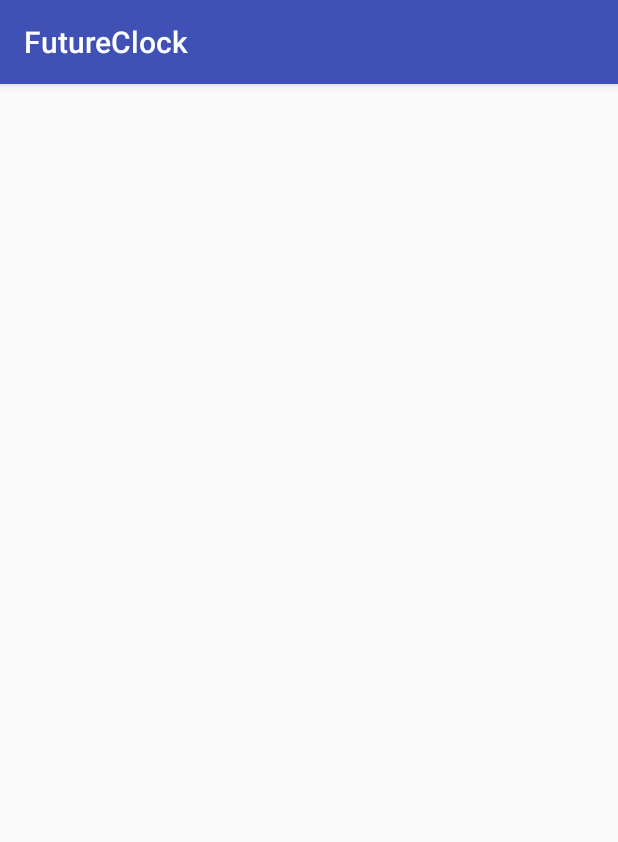
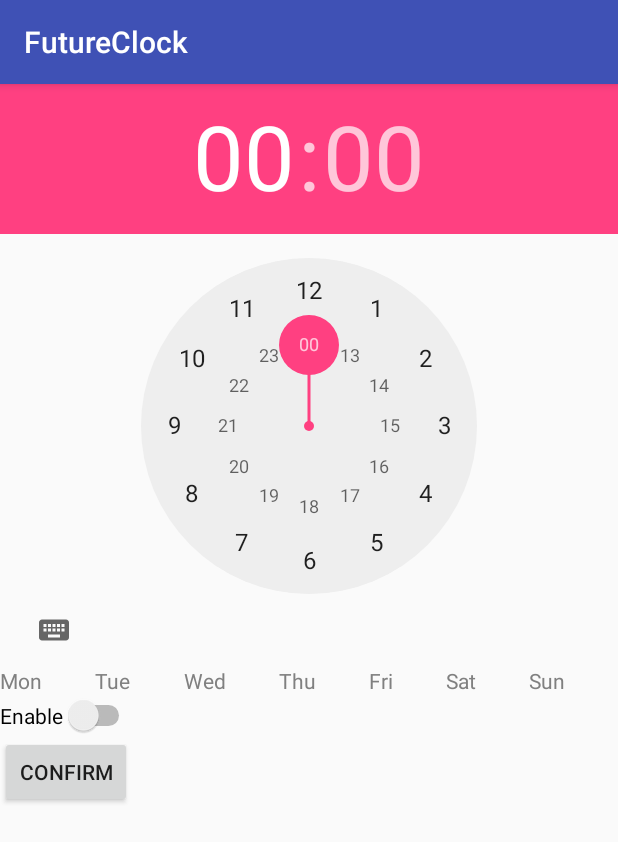
Before and after one commit to gmariotti/future-clock, an Android app: the screen it shows after launch (AlarmActivity), after a tap on "ADD", on a phone screen of 412 x 824 dp. Shown: the top 842 px of the screen. Run offline under Robolectric (Android 15) with nearby library versions, the phone set to English and light mode, and no system bars.

Commit message:
Commit 11/11/2015
First implementation of alarm creation and update.

```diff
--- a/app/build.gradle
+++ b/app/build.gradle
@@ -6,7 +6,7 @@ android {
 
     defaultConfig {
         applicationId "com.mariotti.developer.futureclock"
-        minSdkVersion 17
+        minSdkVersion 23
         targetSdkVersion 23
         versionCode 1
         versionName "1.0"
--- a/app/src/main/java/com/mariotti/developer/futureclock/activities/AlarmActivity.java
+++ b/app/src/main/java/com/mariotti/developer/futureclock/activities/AlarmActivity.java
@@ -3,8 +3,8 @@ package com.mariotti.developer.futureclock.activities;
 import android.content.Context;
 import android.content.Intent;
 import android.support.v4.app.Fragment;
-import android.support.v7.app.AppCompatActivity;
-import android.os.Bundle;
+
+import com.mariotti.developer.futureclock.controller.AlarmFragment;
 
 import java.util.UUID;
 
--- a/app/src/main/java/com/mariotti/developer/futureclock/activities/AlarmFragment.java
+++ /dev/null
@@ -1,49 +0,0 @@
-package com.mariotti.developer.futureclock.activities;
-
-import android.os.Bundle;
-import android.support.annotation.Nullable;
-import android.support.v4.app.Fragment;
-import android.view.LayoutInflater;
-import android.view.View;
-import android.view.ViewGroup;
-
-import com.mariotti.developer.futureclock.R;
-import com.mariotti.developer.futureclock.controller.AlarmController;
-import com.mariotti.developer.futureclock.model.Alarm;
-
-import java.util.UUID;
-
-public class AlarmFragment extends Fragment {
-    private static final String UUID_ARG = "UUID_ARG";
-
-    private Alarm mAlarm;
-
-    public static AlarmFragment newInstance(UUID uuid) {
-        AlarmFragment alarmFragment = new AlarmFragment();
-        Bundle args = new Bundle();
-        args.putSerializable(UUID_ARG, uuid);
-        alarmFragment.setArguments(args);
-
-        return alarmFragment;
-    }
-
-    @Nullable
-    @Override
-    public View onCreateView(LayoutInflater inflater, ViewGroup container, Bundle savedInstanceState) {
-        View view = inflater.inflate(R.layout.fragment_alarm, container, false);
-
-        UUID alarmUuid = (UUID) getArguments().getSerializable(UUID_ARG);
-        if (alarmUuid != null) {
-            Alarm alarm = AlarmController.getAlarmController(getActivity()).getAlarm(alarmUuid);
-            if (alarm != null) {
-                mAlarm = alarm;
-            }
-        } else {
-            mAlarm = new Alarm();
-        }
-
-        // TODO -> get layout element and update it with alarm values
-
-        return view;
-    }
-}
--- a/app/src/main/java/com/mariotti/developer/futureclock/controller/AlarmController.java
+++ b/app/src/main/java/com/mariotti/developer/futureclock/controller/AlarmController.java
@@ -1,10 +1,18 @@
 package com.mariotti.developer.futureclock.controller;
 
+import android.content.ContentValues;
 import android.content.Context;
+import android.database.Cursor;
+import android.database.sqlite.SQLiteDatabase;
 
+import com.mariotti.developer.futureclock.database.AlarmBaseHelper;
+import com.mariotti.developer.futureclock.database.AlarmCursorWrapper;
+import com.mariotti.developer.futureclock.database.AlarmDbSchema;
+import com.mariotti.developer.futureclock.database.AlarmDbSchema.AlarmTable;
 import com.mariotti.developer.futureclock.model.Alarm;
 
 import java.util.ArrayList;
+import java.util.EnumSet;
 import java.util.List;
 import java.util.UUID;
 
@@ -16,11 +24,13 @@ public class AlarmController {
     private static AlarmController sAlarmController;
 
     private Context mContext;
-    private List<Alarm> mAlarms;
+    private SQLiteDatabase mDatabase;
 
     private AlarmController(Context context) {
         // TODO -> why application context ??
         mContext = context.getApplicationContext();
+        mDatabase = new AlarmBaseHelper(mContext)
+                .getWritableDatabase();
     }
 
     public static AlarmController getAlarmController(Context context) {
@@ -30,28 +40,87 @@ public class AlarmController {
         return sAlarmController;
     }
 
+    private static ContentValues getContentValues(Alarm alarm) {
+        ContentValues values = new ContentValues();
+        values.put(AlarmTable.Cols.UUID, alarm.getUUID().toString());
+        String time = alarm.getHour() + ":" + alarm.getMinute();
+        values.put(AlarmTable.Cols.TIME, time);
+        values.put(AlarmTable.Cols.MONDAY, alarm.hasMonday() ? 1 : 0);
+        values.put(AlarmTable.Cols.TUESDAY, alarm.hasTuesday() ? 1 : 0);
+        values.put(AlarmTable.Cols.WEDNESDAY, alarm.hasWednesday() ? 1 : 0);
+        values.put(AlarmTable.Cols.THURSDAY, alarm.hasThursday() ? 1 : 0);
+        values.put(AlarmTable.Cols.FRIDAY, alarm.hasFriday() ? 1 : 0);
+        values.put(AlarmTable.Cols.SATURDAY, alarm.hasSaturday() ? 1 : 0);
+        values.put(AlarmTable.Cols.SUNDAY, alarm.hasSunday() ? 1 : 0);
+        values.put(AlarmTable.Cols.ACTIVE, alarm.isActive() ? 1 : 0);
+        return values;
+    }
+
+    private AlarmCursorWrapper queryAlarms(String whereClause, String[] whereArgs) {
+        Cursor cursor = mDatabase.query(
+                AlarmTable.NAME,
+                null,
+                whereClause,
+                whereArgs,
+                null,
+                null,
+                null
+        );
+
+        return new AlarmCursorWrapper(cursor);
+    }
+
     public List<Alarm> getAlarms() {
-        // TODO -> get alarms from database
-        if (mAlarms == null) {
-            mAlarms = new ArrayList<>();
+        List<Alarm> alarms = new ArrayList<>();
+
+        AlarmCursorWrapper cursorWrapper = queryAlarms(null, null);
+
+        try {
+            cursorWrapper.moveToFirst();
+            while (!cursorWrapper.isAfterLast()) {
+                alarms.add(cursorWrapper.getAlarm());
+                cursorWrapper.moveToNext();
+            }
+        } finally {
+            cursorWrapper.close();
         }
-        return mAlarms;
+
+        return alarms;
     }
 
     public void addAlarm(Alarm alarm) {
-        // TODO -> add alarm to database and not to list
-        if (mAlarms == null) {
-            mAlarms = new ArrayList<>();
-        }
-        mAlarms.add(alarm);
+        ContentValues values = getContentValues(alarm);
+
+        mDatabase.insert(AlarmTable.NAME, null, values);
     }
 
-    public Alarm getAlarm(UUID uuid) {
-        // TODO
-        return null;
+    public Alarm getAlarm(UUID id) {
+        AlarmCursorWrapper cursorWrapper = queryAlarms(
+                AlarmTable.Cols.UUID + " = ?",
+                new String[]{id.toString()}
+        );
+
+        try {
+            if (cursorWrapper.getCount() == 0) {
+                return null;
+            }
+
+            cursorWrapper.moveToFirst();
+            return cursorWrapper.getAlarm();
+        } finally {
+            cursorWrapper.close();
+        }
     }
 
     public void updateAlarm(Alarm alarm) {
-        // TODO
+        String uuidString = alarm.getUUID().toString();
+        ContentValues values = getContentValues(alarm);
+
+        mDatabase.update(
+                AlarmTable.NAME,
+                values,
+                AlarmTable.Cols.UUID + " = ?",
+                new String[]{uuidString}
+        );
     }
 }
--- /dev/null
+++ b/app/src/main/java/com/mariotti/developer/futureclock/controller/AlarmFragment.java
@@ -0,0 +1,224 @@
+package com.mariotti.developer.futureclock.controller;
+
+import android.app.Activity;
+import android.os.Bundle;
+import android.support.annotation.Nullable;
+import android.support.v4.app.Fragment;
+import android.view.LayoutInflater;
+import android.view.View;
+import android.view.ViewGroup;
+import android.widget.Button;
+import android.widget.Switch;
+import android.widget.TextView;
+import android.widget.TimePicker;
+
+import com.mariotti.developer.futureclock.R;
+import com.mariotti.developer.futureclock.model.Alarm;
+import com.mariotti.developer.futureclock.model.WeekDay;
+
+import java.util.EnumSet;
+import java.util.UUID;
+
+public class AlarmFragment extends Fragment {
+    private static final String UUID_ARG = "UUID_ARG";
+
+    private Alarm mAlarm;
+
+    private TimePicker mTimePicker;
+    private TextView mMondayTextView;
+    private TextView mTuesdayTextView;
+    private TextView mWednesdayTextView;
+    private TextView mThursdayTextView;
+    private TextView mFridayTextView;
+    private TextView mSaturdayTextView;
+    private TextView mSundayTextView;
+    private Switch mSwitch;
+    private Button mConfirmButton;
+
+    public static AlarmFragment newInstance(UUID uuid) {
+        AlarmFragment alarmFragment = new AlarmFragment();
+        Bundle args = new Bundle();
+        args.putSerializable(UUID_ARG, uuid);
+        alarmFragment.setArguments(args);
+
+        return alarmFragment;
+    }
+
+    @Nullable
+    @Override
+    public View onCreateView(LayoutInflater inflater, ViewGroup container, Bundle savedInstanceState) {
+        View view = inflater.inflate(R.layout.fragment_alarm, container, false);
+
+        final UUID alarmUuid = (UUID) getArguments().getSerializable(UUID_ARG);
+        if (alarmUuid != null) {
+            Alarm alarm = AlarmController.getAlarmController(getActivity()).getAlarm(alarmUuid);
+            if (alarm != null) {
+                mAlarm = alarm;
+            }
+        } else {
+            mAlarm = new Alarm();
+        }
+
+        mMondayTextView = (TextView) view.findViewById(R.id.alarm_textview_mon);
+        mMondayTextView.setOnClickListener(new View.OnClickListener() {
+            @Override
+            public void onClick(View v) {
+                if (mMondayTextView.getCurrentTextColor() == getResources().getColor(R.color.grey, null)) {
+                    mMondayTextView.setTextColor(getResources().getColor(R.color.red, null));
+                    mAlarm.addDay(WeekDay.MONDAY);
+                } else {
+                    mMondayTextView.setTextColor(getResources().getColor(R.color.grey, null));
+                    mAlarm.removeDay(WeekDay.MONDAY);
+                }
+            }
+        });
+        mTuesdayTextView = (TextView) view.findViewById(R.id.alarm_textview_tue);
+        mTuesdayTextView.setOnClickListener(new View.OnClickListener() {
+            @Override
+            public void onClick(View v) {
+                if (mTuesdayTextView.getCurrentTextColor() == getResources().getColor(R.color.grey, null)) {
+                    mTuesdayTextView.setTextColor(getResources().getColor(R.color.red, null));
+                    mAlarm.addDay(WeekDay.TUESDAY);
+                } else {
+                    mTuesdayTextView.setTextColor(getResources().getColor(R.color.grey, null));
+                    mAlarm.removeDay(WeekDay.TUESDAY);
+                }
+            }
+        });
+        mWednesdayTextView = (TextView) view.findViewById(R.id.alarm_textview_wed);
+        mWednesdayTextView.setOnClickListener(new View.OnClickListener() {
+            @Override
+            public void onClick(View v) {
+                if (mWednesdayTextView.getCurrentTextColor() == getResources().getColor(R.color.grey, null)) {
+                    mWednesdayTextView.setTextColor(getResources().getColor(R.color.red, null));
+                    mAlarm.addDay(WeekDay.WEDNESDAY);
+                } else {
+                    mWednesdayTextView.setTextColor(getResources().getColor(R.color.grey, null));
+                    mAlarm.removeDay(WeekDay.WEDNESDAY);
+                }
+            }
+        });
+        mThursdayTextView = (TextView) view.findViewById(R.id.alarm_textview_thu);
+        mThursdayTextView.setOnClickListener(new View.OnClickListener() {
+            @Override
+            public void onClick(View v) {
+                if (mThursdayTextView.getCurrentTextColor() == getResources().getColor(R.color.grey, null)) {
+                    mThursdayTextView.setTextColor(getResources().getColor(R.color.red, null));
+                    mAlarm.addDay(WeekDay.THURSDAY);
+                } else {
+                    mThursdayTextView.setTextColor(getResources().getColor(R.color.grey, null));
+                    mAlarm.removeDay(WeekDay.THURSDAY);
+                }
+            }
+        });
+        mFridayTextView = (TextView) view.findViewById(R.id.alarm_textview_fri);
+        mFridayTextView.setOnClickListener(new View.OnClickListener() {
+            @Override
+            public void onClick(View v) {
+                if (mFridayTextView.getCurrentTextColor() == getResources().getColor(R.color.grey, null)) {
+                    mFridayTextView.setTextColor(getResources().getColor(R.color.red, null));
+                    mAlarm.addDay(WeekDay.FRIDAY);
+                } else {
+                    mFridayTextView.setTextColor(getResources().getColor(R.color.grey, null));
+                    mAlarm.removeDay(WeekDay.FRIDAY);
+                }
+            }
+        });
+        mSaturdayTextView = (TextView) view.findViewById(R.id.alarm_textview_sat);
+        mSaturdayTextView.setOnClickListener(new View.OnClickListener() {
+            @Override
+            public void onClick(View v) {
+                if (mSaturdayTextView.getCurrentTextColor() == getResources().getColor(R.color.grey, null)) {
+                    mSaturdayTextView.setTextColor(getResources().getColor(R.color.red, null));
+                    mAlarm.addDay(WeekDay.SATURDAY);
+                } else {
+                    mSaturdayTextView.setTextColor(getResources().getColor(R.color.grey, null));
+                    mAlarm.removeDay(WeekDay.SATURDAY);
+                }
+            }
+        });
+        mSundayTextView = (TextView) view.findViewById(R.id.alarm_textview_sun);
+        mSundayTextView.setOnClickListener(new View.OnClickListener() {
+            @Override
+            public void onClick(View v) {
+                if (mSundayTextView.getCurrentTextColor() == getResources().getColor(R.color.grey, null)) {
+                    mSundayTextView.setTextColor(getResources().getColor(R.color.red, null));
+                    mAlarm.addDay(WeekDay.SUNDAY);
+                } else {
+                    mSundayTextView.setTextColor(getResources().getColor(R.color.grey, null));
+                    mAlarm.removeDay(WeekDay.SUNDAY);
+                }
+            }
+        });
+        setDaysSelected();
+
+        // works only for API 23
+        mTimePicker = (TimePicker) view.findViewById(R.id.alarm_time_picker);
+        mTimePicker.setIs24HourView(true);
+        mTimePicker.setHour(mAlarm.getHour());
+        mTimePicker.setMinute(mAlarm.getMinute());
+        mTimePicker.setOnTimeChangedListener(new TimePicker.OnTimeChangedListener() {
+            @Override
+            public void onTimeChanged(TimePicker view, int hourOfDay, int minute) {
+                mAlarm.setHour(hourOfDay);
+                mAlarm.setMinute(minute);
+            }
+        });
+
+        mSwitch = (Switch) view.findViewById(R.id.alarm_switch);
+        mSwitch.setChecked(mAlarm.isActive());
+        mSwitch.setOnClickListener(new View.OnClickListener() {
+            @Override
+            public void onClick(View v) {
+                mAlarm.setActive(mSwitch.isChecked());
+            }
+        });
+
+        mConfirmButton = (Button) view.findViewById(R.id.alarm_confirm_button);
+        mConfirmButton.setOnClickListener(new View.OnClickListener() {
+            @Override
+            public void onClick(View v) {
+                if (alarmUuid == null) {
+                    AlarmController.getAlarmController(getActivity()).addAlarm(mAlarm);
+                } else {
+                    AlarmController.getAlarmController(getActivity()).updateAlarm(mAlarm);
+                }
+                getActivity().setResult(Activity.RESULT_OK);
+                getActivity().finish();
+            }
+        });
+
+        return view;
+    }
+
+    private void setDaysSelected() {
+        EnumSet<WeekDay> enumSet = mAlarm.getDays();
+        for (WeekDay day : enumSet) {
+            switch (day) {
+                case MONDAY:
+                    mMondayTextView.setTextColor(getResources().getColor(R.color.red, null));
+                    break;
+                case TUESDAY:
+                    mTuesdayTextView.setTextColor(getResources().getColor(R.color.red, null));
+                    break;
+                case WEDNESDAY:
+                    mWednesdayTextView.setTextColor(getResources().getColor(R.color.red, null));
+                    break;
+                case THURSDAY:
+                    mThursdayTextView.setTextColor(getResources().getColor(R.color.red, null));
+                    break;
+                case FRIDAY:
+                    mFridayTextView.setTextColor(getResources().getColor(R.color.red, null));
+                    break;
+                case SATURDAY:
+                    mSaturdayTextView.setTextColor(getResources().getColor(R.color.red, null));
+                    break;
+                case SUNDAY:
+                    mSundayTextView.setTextColor(getResources().getColor(R.color.red, null));
+                    break;
+                default:
+                    break;
+            }
+        }
+    }
+}
--- a/app/src/main/res/layout/fragment_alarm.xml
+++ b/app/src/main/res/layout/fragment_alarm.xml
@@ -1,13 +1,97 @@
 <?xml version="1.0" encoding="utf-8"?>
-<RelativeLayout
+<LinearLayout
     xmlns:android="http://schemas.android.com/apk/res/android"
     xmlns:tools="http://schemas.android.com/tools"
     android:layout_width="match_parent"
     android:layout_height="match_parent"
-    android:paddingLeft="@dimen/activity_horizontal_margin"
-    android:paddingRight="@dimen/activity_horizontal_margin"
-    android:paddingTop="@dimen/activity_vertical_margin"
-    android:paddingBottom="@dimen/activity_vertical_margin"
+    android:orientation="vertical"
     tools:context="com.mariotti.developer.futureclock.activities.AlarmActivity">
 
-</RelativeLayout>
+    <TimePicker
+        android:id="@+id/alarm_time_picker"
+        android:layout_width="wrap_content"
+        android:layout_height="wrap_content" />
+
+    <LinearLayout
+        android:layout_width="match_parent"
+        android:layout_height="wrap_content"
+        android:orientation="horizontal">
+
+        <TextView
+            android:id="@+id/alarm_textview_mon"
+            android:layout_width="wrap_content"
+            android:layout_height="wrap_content"
+            android:layout_weight="1"
+            android:text="@string/monday"
+            android:textAppearance="?android:attr/textAppearanceSmall"
+            android:textColor="@color/grey" />
+
+        <TextView
+            android:id="@+id/alarm_textview_tue"
+            android:layout_width="wrap_content"
+            android:layout_height="wrap_content"
+            android:layout_weight="1"
+            android:text="@string/tuesday"
+            android:textAppearance="?android:attr/textAppearanceSmall"
+            android:textColor="@color/grey" />
+
+        <TextView
+            android:id="@+id/alarm_textview_wed"
+            android:layout_width="wrap_content"
+            android:layout_height="wrap_content"
+            android:layout_weight="1"
+            android:text="@string/wednesday"
+            android:textAppearance="?android:attr/textAppearanceSmall"
+            android:textColor="@color/grey" />
+
+        <TextView
+            android:id="@+id/alarm_textview_thu"
+            android:layout_width="wrap_content"
+            android:layout_height="wrap_content"
+            android:layout_weight="1"
+            android:text="@string/thursday"
+            android:textAppearance="?android:attr/textAppearanceSmall"
+            android:textColor="@color/grey" />
+
+        <TextView
+            android:id="@+id/alarm_textview_fri"
+            android:layout_width="wrap_content"
+            android:layout_height="wrap_content"
+            android:layout_weight="1"
+            android:text="@string/friday"
+            android:textAppearance="?android:attr/textAppearanceSmall"
+            android:textColor="@color/grey" />
+
+        <TextView
+            android:id="@+id/alarm_textview_sat"
+            android:layout_width="wrap_content"
+            android:layout_height="wrap_content"
+            android:layout_weight="1"
+            android:text="@string/saturday"
+            android:textAppearance="?android:attr/textAppearanceSmall"
+            android:textColor="@color/grey" />
+
+        <TextView
+            android:id="@+id/alarm_textview_sun"
+            android:layout_width="wrap_content"
+            android:layout_height="wrap_content"
+            android:layout_weight="1"
+            android:text="@string/sunday"
+            android:textAppearance="?android:attr/textAppearanceSmall"
+            android:textColor="@color/grey" />
+    </LinearLayout>
+
+    <Switch
+        android:id="@+id/alarm_switch"
+        android:layout_width="wrap_content"
+        android:layout_height="wrap_content"
+        android:checked="false"
+        android:text="@string/alarm_switch" />
+
+    <Button
+        android:id="@+id/alarm_confirm_button"
+        android:layout_width="wrap_content"
+        android:layout_height="wrap_content"
+        android:text="@string/alarm_confirm_button"
+        />
+</LinearLayout>
--- a/app/src/main/res/values/colors.xml
+++ b/app/src/main/res/values/colors.xml
@@ -3,4 +3,7 @@
     <color name="colorPrimary">#3F51B5</color>
     <color name="colorPrimaryDark">#303F9F</color>
     <color name="colorAccent">#FF4081</color>
+
+    <color name="red">#FF0000</color>
+    <color name="grey">#808080</color>
 </resources>
--- a/app/src/main/res/values/strings.xml
+++ b/app/src/main/res/values/strings.xml
@@ -6,4 +6,15 @@
     <string name="alarm_button_text">Add</string>
 
     <string name="item_alarm_active_checkbox">Active</string>
+    <string name="alarm_switch">Enable</string>
+    <string name="alarm_confirm_button">Confirm</string>
+
+    <!-- Days in short -->
+    <string name="monday">Mon</string>
+    <string name="tuesday">Tue</string>
+    <string name="wednesday">Wed</string>
+    <string name="thursday">Thu</string>
+    <string name="friday">Fri</string>
+    <string name="saturday">Sat</string>
+    <string name="sunday">Sun</string>
 </resources>
```
Also changed, not shown: app/src/main/java/com/mariotti/developer/futureclock/controller/FutureClockFragment.java (+8 -1 lines), app/src/main/java/com/mariotti/developer/futureclock/database/AlarmCursorWrapper.java (added, +63 -0 lines), app/src/main/java/com/mariotti/developer/futureclock/model/Alarm.java (+52 -0 lines), 1 other file.
